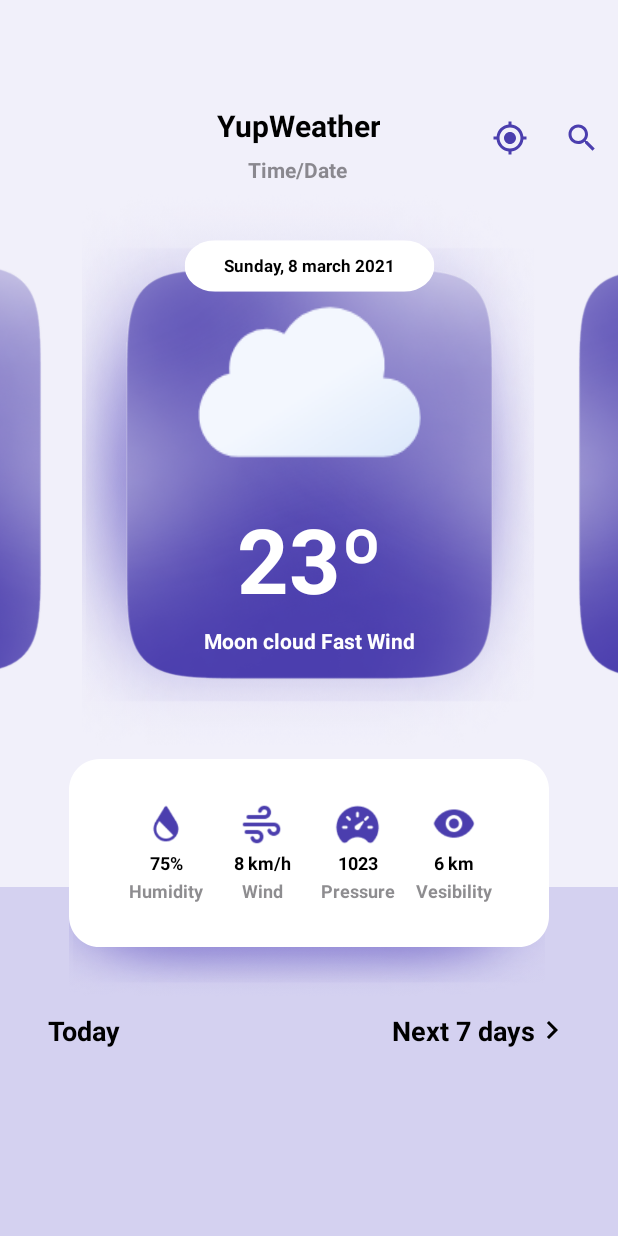
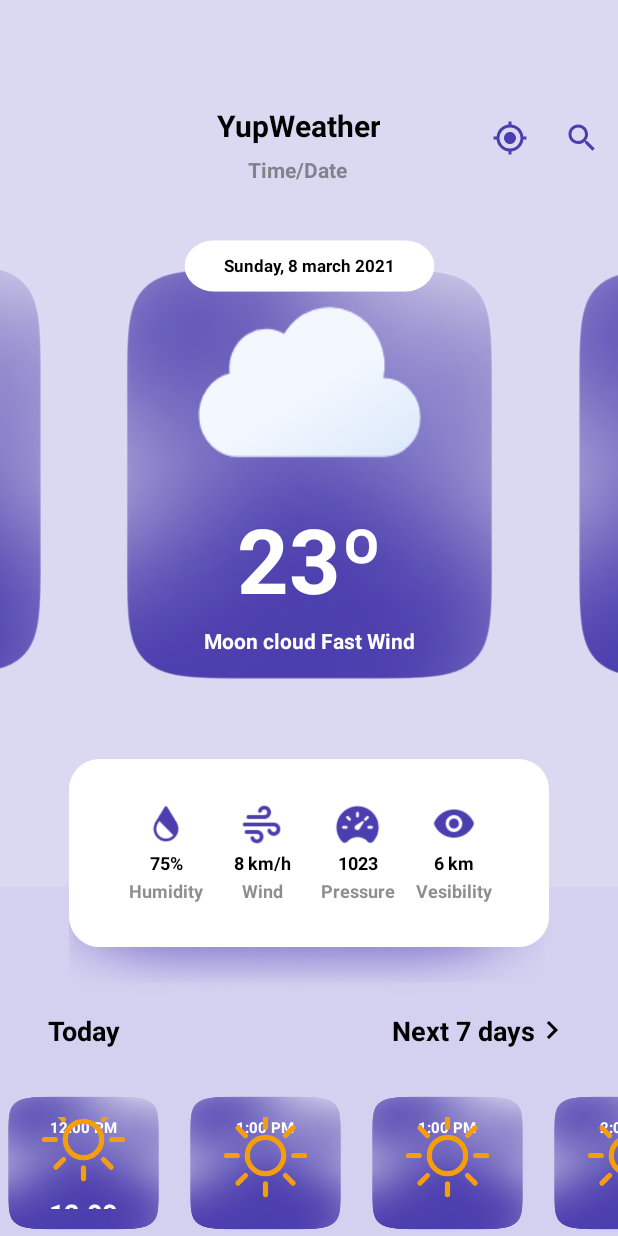
Before and after one commit to OL-sergio/YupWeather, an Android app: the screen it shows after launch (MainActivity), on a phone screen of 412 x 824 dp. Run offline under Robolectric (Android 15) with nearby library versions, the phone set to English and light mode, and no system bars.

Commit message:
Work Done: - Implementing the RecyclerView and adapter to the project and presenting static data. Correcting date and hour converters in her code that weren't presenting the corrected data fetched on API. Adding to the GPS tracker the updated location when the position changes. Did some layout updates.
* Notes:
- ...

* Add items:
- HoursForecast
- ic_background_mini_white
- row_hours_forecast

* Updated items:
- activity_main.xml
- APIClientConditions
- colors
- Constants
- Converts
- DataServiceConditions
- GPSTracker
- MainActivity

* Removed:
- background_home.png

```diff
--- a/app/src/main/java/exemple/weatherapp/api/java/yupweather/MainActivity.java
+++ b/app/src/main/java/exemple/weatherapp/api/java/yupweather/MainActivity.java
@@ -3,21 +3,18 @@ package exemple.weatherapp.api.java.yupweather;
 import static java.lang.Integer.parseInt;
 
 import static exemple.weatherapp.api.java.yupweather.utilities.Converts.*;
+import static exemple.weatherapp.api.java.yupweather.utilities.CustomAlerts.setToastAlert;
 
 import android.Manifest;
-import android.content.Context;
 import android.content.pm.PackageManager;
 import android.os.Build;
 import android.os.Bundle;
 import android.util.Log;
-import android.view.Gravity;
 import android.view.Menu;
 import android.view.MenuInflater;
 import android.view.MenuItem;
 import android.view.View;
-import android.view.ViewGroup;
 import android.widget.TextView;
-import android.widget.Toast;
 
 import androidx.annotation.NonNull;
 import androidx.annotation.RequiresApi;
@@ -25,11 +22,16 @@ import androidx.appcompat.app.AppCompatActivity;
 import androidx.appcompat.widget.Toolbar;
 import androidx.core.app.ActivityCompat;
 import androidx.core.content.ContextCompat;
+import androidx.recyclerview.widget.LinearLayoutManager;
+import androidx.recyclerview.widget.RecyclerView;
 
 import com.google.gson.Gson;
 
 import java.io.IOException;
+import java.util.ArrayList;
+import java.util.List;
 
+import exemple.weatherapp.api.java.yupweather.adapter.HoursForecast;
 import exemple.weatherapp.api.java.yupweather.database.api.cliente.APIClientMain;
 import exemple.weatherapp.api.java.yupweather.database.api.cliente.APIClientConditions;
 import exemple.weatherapp.api.java.yupweather.database.api.service.DataServiceConditions;
@@ -69,6 +71,7 @@ public class MainActivity extends AppCompatActivity {
     private Call<WeatherMainDay> dayCallMain;
     private ErrorResponse errorResponse;
 
+    private List<String> hoursForecastList = new ArrayList<>();
 
     @Override
     protected void onCreate(Bundle savedInstanceState) {
@@ -110,6 +113,16 @@ public class MainActivity extends AppCompatActivity {
         dayCallConditions = dataServiceConditions.getDayWeatherConditions(latitude, longitude, Constants.API_KEY);
         dayCallMain = dataServiceMain.getDayWeatherMain(latitude, longitude, Constants.API_KEY);
 
+        hoursForecastList.add("12:00 PM");
+        hoursForecastList.add("1:00 PM");
+        hoursForecastList.add("1:00 PM");
+        hoursForecastList.add("2:00 PM");
+        hoursForecastList.add("3:00 PM");
+        hoursForecastList.add("4:00 PM");
+
+        RecyclerView recyclerView = binding.recyclerViewForecastMini;
+        recyclerView.setLayoutManager(new LinearLayoutManager(this, LinearLayoutManager.HORIZONTAL, false));
+        recyclerView.setAdapter(new HoursForecast(hoursForecastList, getApplicationContext()));
 
     }
 
@@ -142,7 +155,7 @@ public class MainActivity extends AppCompatActivity {
 
                         //Toast.makeText(MainActivity.this, "Error code: " + errorResponse.getCod() + ", message: " + errorTextConvert, Toast.LENGTH_SHORT).show();
 
-                        CustomAlerts.setToastAlert(MainActivity.this, errorTextConvert);
+                        setToastAlert(MainActivity.this, errorTextConvert);
 
                     }
                 }
@@ -164,14 +177,14 @@ public class MainActivity extends AppCompatActivity {
                 .append(weatherMainDay.getCountry())
         );
 
-        String convertedHour =  convertHour(weatherMainDay.getDt());
+        String convertedHour =  simpleConvertHour(weatherMainDay.getDt());
 
         TextView toolbarWeatherLastUpdate = binding.toolbarMain.textViewWeatherData;
         toolbarWeatherLastUpdate.setText(new StringBuilder()
                 .append("Last Update: ")
                 .append(convertedHour));
 
-        String convertedDate = convertDate(weatherMainDay.getDt());
+        String convertedDate = simpleConvertDate(weatherMainDay.getDt());
         dateTimeDay.setText(convertedDate);
 
         todayWeather.setText(new StringBuilder()
@@ -182,14 +195,15 @@ public class MainActivity extends AppCompatActivity {
 
 
     private void getConditionWeather() {
-        dayCallConditions.clone();
-        dayCallConditions.enqueue(new Callback<WeatherConditionsDay>() {
+
+        dayCallConditions.clone().enqueue(new Callback<WeatherConditionsDay>() {
 
             @RequiresApi(api = Build.VERSION_CODES.O)
             @Override
             public void onResponse(Call<WeatherConditionsDay> call, Response<WeatherConditionsDay> response) {
                 if (response.isSuccessful()) {
                     WeatherConditionsDay weatherConditionsDay = response.body();
+                    assert weatherConditionsDay != null;
                     getWeatherConditionDayData(weatherConditionsDay);
                     Log.d("Success C: ", response.message() + " " + response.code());
 
@@ -226,7 +240,7 @@ public class MainActivity extends AppCompatActivity {
                         toast.show();
                         */
 
-                        CustomAlerts.setToastAlert(MainActivity.this, errorTextConvert);
+                        setToastAlert(MainActivity.this, errorTextConvert);
 
                     }
                 }
--- /dev/null
+++ b/app/src/main/java/exemple/weatherapp/api/java/yupweather/adapter/HoursForecast.java
@@ -0,0 +1,58 @@
+package exemple.weatherapp.api.java.yupweather.adapter;
+
+import android.content.Context;
+import android.view.LayoutInflater;
+import android.view.ViewGroup;
+
+import androidx.annotation.NonNull;
+import androidx.recyclerview.widget.RecyclerView;
+
+import java.util.List;
+
+import exemple.weatherapp.api.java.yupweather.databinding.RowHoursForecastBinding;
+
+public class HoursForecast extends RecyclerView.Adapter<HoursForecast.MyViewHolder>{
+    private final List<String> hoursForecastList;
+    private final Context context;
+
+
+    public HoursForecast (List<String> hoursForecastList , Context context) {
+        this.context = context;
+        this.hoursForecastList = hoursForecastList;
+    }
+
+
+
+    @NonNull
+    @Override
+    public MyViewHolder onCreateViewHolder(@NonNull ViewGroup parent, int viewType) {
+        RowHoursForecastBinding binding = RowHoursForecastBinding.inflate(LayoutInflater.from(parent.getContext()), parent, false);
+        return new MyViewHolder(binding);
+    }
+
+    @Override
+    public void onBindViewHolder(@NonNull MyViewHolder holder, int position) {
+        holder.bind(hoursForecastList.get(position));
+    }
+
+    @Override
+    public int getItemCount() {
+        return hoursForecastList.size();
+    }
+
+
+    public static class MyViewHolder extends RecyclerView.ViewHolder {
+        private final RowHoursForecastBinding binding;
+
+        public MyViewHolder(RowHoursForecastBinding binding) {
+            super(binding.getRoot() );
+            this.binding = binding;
+        }
+
+        public void bind(String item) {
+            // binding.imageViewRowViewIconForecast.setImageIcon(Icon.createWithBitmap(icon));
+            binding.textViewRowViewHoursForecast.setText(item);
+            binding.textViewRowViewTemperatureForecast.setText(item);
+        }
+    }
+}
--- a/app/src/main/java/exemple/weatherapp/api/java/yupweather/database/api/cliente/APIClientConditions.java
+++ b/app/src/main/java/exemple/weatherapp/api/java/yupweather/database/api/cliente/APIClientConditions.java
@@ -1,4 +1,5 @@
 package exemple.weatherapp.api.java.yupweather.database.api.cliente;
+
 
 import com.google.gson.Gson;
 import com.google.gson.GsonBuilder;
--- a/app/src/main/java/exemple/weatherapp/api/java/yupweather/database/api/service/DataServiceConditions.java
+++ b/app/src/main/java/exemple/weatherapp/api/java/yupweather/database/api/service/DataServiceConditions.java
@@ -7,7 +7,8 @@ import retrofit2.Call;
 import retrofit2.http.GET;
 import retrofit2.http.Query;
 
-//https://api.openweathermap.org/data/2.5/weather?lat=44.34&lon=10.99&appid=apikey
+//https://pro.openweathermap.org/data/2.5/weather?lat=44.34&lon=10.99&appid=apikey
+//https://pro.openweathermap.org/data/2.5/forecast/hourly?lat=37&lon=-122&appid=apikey
 
 public interface DataServiceConditions {
 
--- a/app/src/main/java/exemple/weatherapp/api/java/yupweather/utilities/Constants.java
+++ b/app/src/main/java/exemple/weatherapp/api/java/yupweather/utilities/Constants.java
@@ -1,14 +1,15 @@
 package exemple.weatherapp.api.java.yupweather.utilities;
 
 
+import exemple.weatherapp.api.java.yupweather.BuildConfig;
 
 public final class Constants {
 
     public static final int REQUEST_CODE = 101 ;
-    public static final String API_KEY = "b67f25d3dbc12d7d9ed5c12b09e1baf";
-    //public static final String API_KEY = BuildConfig.API_KEY;
-    public static final String BASE_URL = "https://api.openweathermap.org/data/2.5/";
-    //public static final String BASE_URL = BuildConfig.BASE_URL;
+    //public static final String API_KEY = "b67f25d3dbc12d7d9ed5c12b09e1bafd";
+    public static final String API_KEY = BuildConfig.API_KEY;
+    //public static final String BASE_URL = "https://pro.openweathermap.org/data/2.5/";
+    public static final String BASE_URL = BuildConfig.BASE_URL;
 
     //DataService interface
     public static final String WEATHER = "weather";
--- a/app/src/main/java/exemple/weatherapp/api/java/yupweather/utilities/Converts.java
+++ b/app/src/main/java/exemple/weatherapp/api/java/yupweather/utilities/Converts.java
@@ -1,13 +1,18 @@
 package exemple.weatherapp.api.java.yupweather.utilities;
 
+import android.annotation.SuppressLint;
 import android.os.Build;
 import android.util.Log;
 
 import androidx.annotation.RequiresApi;
 
+import java.text.ParseException;
+import java.text.SimpleDateFormat;
 import java.time.Instant;
 import java.time.ZoneId;
 import java.time.format.DateTimeFormatter;
+import java.util.Date;
+import java.util.Locale;
 
 
 public final class Converts {
@@ -28,20 +33,19 @@ public final class Converts {
         return Integer.toString((int) Math.round(location));
     }
 
-    @RequiresApi(api = Build.VERSION_CODES.O)
-    public static String convertDate(String date) {
 
-     return DateTimeFormatter.ofPattern("EEEE, MMMM, dd, yyyy" )
-                        .withZone(ZoneId.of("UTC"))
-                .toFormat().format(Instant.ofEpochMilli(Long.parseLong(date)));
+    @SuppressLint("SimpleDateFormat")
+    public static String simpleConvertDate(String date) {
+     return new SimpleDateFormat( "EEEE, MMMM, dd, yyyy").format(new Date());
     }
 
-    @RequiresApi(api = Build.VERSION_CODES.O)
-    public static String convertHour(String hours) {
-        return DateTimeFormatter.ofPattern("HH:mm:ss" )
-                .withZone(ZoneId.of("UTC"))
-                .toFormat().format(Instant.ofEpochMilli(Long.parseLong(hours)));
+
+    @SuppressLint("SimpleDateFormat")
+    public static String simpleConvertHour(String hours) {
+        return new SimpleDateFormat("HH:mm:ss").format(new Date());
     }
+
+
 
     public static String convertErrorMessageSize(String message) {
 
--- a/app/src/main/java/exemple/weatherapp/api/java/yupweather/utilities/GPSTracker.java
+++ b/app/src/main/java/exemple/weatherapp/api/java/yupweather/utilities/GPSTracker.java
@@ -143,6 +143,8 @@ public class GPSTracker extends Service implements LocationListener {
 
     @Override
     public void onLocationChanged(@NonNull Location location) {
+        longitude = location.getLongitude();
+        latitude = location.getLatitude();
     }
 
     @Override
--- /dev/null
+++ b/app/src/main/res/drawable/ic_background_mini_white.xml
@@ -0,0 +1,19 @@
+<?xml version="1.0" encoding="utf-8"?>
+    <!-- drawable/rectangle_3.xml -->
+<vector
+        xmlns:android="http://schemas.android.com/apk/res/android"
+        android:width="92dp"
+        android:height="132dp"
+        android:viewportWidth="92"
+        android:viewportHeight="132"
+        >
+        <group>
+            <clip-path
+                android:pathData="M25 0H67C80.8071 0 92 11.1929 92 25V107C92 120.807 80.8071 132 67 132H25C11.1929 132 0 120.807 0 107V25C0 11.1929 11.1929 0 25 0Z"
+                />
+            <path
+                android:pathData="M0 0V132H92V0"
+                android:fillColor="@color/color_200"
+                />
+        </group>
+</vector>
--- a/app/src/main/res/layout/activity_main.xml
+++ b/app/src/main/res/layout/activity_main.xml
@@ -5,7 +5,7 @@
     android:layout_width="match_parent"
     android:layout_height="match_parent"
     android:fillViewport="true"
-    android:background="@drawable/background_home"
+    android:background="@color/color_100"
     android:orientation="vertical"
     android:id="@+id/scrollView"
     tools:context=".MainActivity">
@@ -28,6 +28,7 @@
                 app:layout_constraintTop_toTopOf="parent" />
 
             <RelativeLayout
+                android:id="@+id/relativeLayout3"
                 android:layout_width="260dp"
                 android:layout_height="300dp"
                 android:layout_marginEnd="32dp"
@@ -38,7 +39,10 @@
                 app:layout_constraintTop_toTopOf="@+id/textView_dateForecast"
                 tools:ignore="UnknownId" />
 
+
+
             <RelativeLayout
+                android:id="@+id/relativeLayout2"
                 android:layout_width="260dp"
                 android:layout_height="300dp"
                 android:layout_marginStart="32dp"
@@ -48,16 +52,8 @@
                 app:layout_constraintStart_toEndOf="@+id/relativeLayout"
                 app:layout_constraintTop_toTopOf="@+id/relativeLayout" />
 
-            <RelativeLayout
-                android:layout_width="380dp"
-                android:layout_height="380dp"
-                android:scaleY="1"
-                android:scaleX="0.8"
-                android:background="@drawable/background_data_forecast"
-                app:layout_constraintBottom_toBottomOf="@+id/relativeLayout"
-                app:layout_constraintEnd_toEndOf="@+id/relativeLayout"
-                app:layout_constraintStart_toStartOf="@+id/relativeLayout"
-                app:layout_constraintTop_toTopOf="@+id/relativeLayout" />
+
+
 
             <LinearLayout
                 android:id="@+id/relativeLayout"
@@ -93,8 +89,8 @@
                         android:layout_width="200dp"
                         android:layout_height="90dp"
                         android:gravity="center"
+                        android:hint="23º"
                         android:textAlignment="center"
-                        android:hint="23º"
                         android:textColor="@color/color_200"
                         android:textColorHint="@color/color_200"
                         android:textSize="60sp"
@@ -144,10 +140,8 @@
                         android:layout_marginTop="80dp"
                         app:layout_constraintBottom_toBottomOf="parent"
                         app:layout_constraintEnd_toEndOf="parent"
-                        app:layout_constraintHorizontal_bias="0.0"
                         app:layout_constraintStart_toStartOf="parent"
-                        app:layout_constraintTop_toTopOf="parent"
-                        app:layout_constraintVertical_bias="0.0" />
+                        app:layout_constraintTop_toTopOf="parent" />
 
                 </androidx.constraintlayout.widget.ConstraintLayout>
             </FrameLayout>
@@ -159,7 +153,8 @@
                 android:layout_marginBottom="270dp"
                 android:background="@drawable/ic_rectangle_round_mini"
                 android:gravity="center"
-                android:text="Sunday, 8 march 2021"
+                android:hint="Sunday, 8 march 2021"
+                android:textColorHint="@color/color_1000"
                 android:textStyle="bold"
                 android:textColor="@color/color_1000"
                 android:textSize="11sp"
@@ -370,7 +365,7 @@
                         android:layout_width="wrap_content"
                         android:layout_height="wrap_content"
                         android:orientation="vertical"
-                        app:layout_constraintGuide_percent="0.8" />
+                        app:layout_constraintGuide_begin="256dp" />
 
                     <androidx.constraintlayout.widget.Guideline
                         android:id="@+id/guideline2"
--- /dev/null
+++ b/app/src/main/res/layout/row_hours_forecast.xml
@@ -0,0 +1,64 @@
+<?xml version="1.0" encoding="utf-8"?>
+<androidx.constraintlayout.widget.ConstraintLayout xmlns:android="http://schemas.android.com/apk/res/android"
+    xmlns:app="http://schemas.android.com/apk/res-auto"
+    xmlns:tools="http://schemas.android.com/tools"
+    android:background="@drawable/background_mini"
+    android:layout_marginTop="55dp"
+    android:layout_marginEnd="10dp"
+    android:layout_width="wrap_content"
+    android:layout_height="wrap_content">
+
+    <androidx.constraintlayout.widget.ConstraintLayout
+        android:layout_width="match_parent"
+        android:layout_height="match_parent"
+        android:layout_marginStart="18dp"
+        android:layout_marginTop="18dp"
+        android:layout_marginEnd="18dp"
+        android:layout_marginBottom="18dp"
+        app:layout_constraintBottom_toBottomOf="parent"
+        app:layout_constraintEnd_toEndOf="parent"
+        app:layout_constraintStart_toStartOf="parent"
+        app:layout_constraintTop_toTopOf="parent">
+
+        <TextView
+            android:id="@+id/textView_rowViewHoursForecast"
+            android:layout_width="75dp"
+            android:layout_height="wrap_content"
+            android:hint="00:00 AM"
+            android:textAlignment="center"
+            android:textColor="@color/color_200"
+            android:textColorHint="@color/color_200"
+            android:textSize="10sp"
+            android:textStyle="bold"
+            app:layout_constraintEnd_toEndOf="parent"
+            app:layout_constraintStart_toStartOf="parent"
+            app:layout_constraintTop_toTopOf="parent" />
+
+        <ImageView
+            android:id="@+id/imageView_rowViewIconForecast"
+            android:layout_width="74dp"
+            android:layout_height="74dp"
+            android:background="@drawable/ic_clear_day"
+            android:gravity="center_horizontal"
+            app:layout_constraintBottom_toTopOf="@+id/textView_rowViewTemperatureForecast"
+            app:layout_constraintEnd_toEndOf="parent"
+            app:layout_constraintStart_toStartOf="parent"
+            app:layout_constraintTop_toBottomOf="@+id/textView_rowViewHoursForecast" />
+
+        <TextView
+            android:id="@+id/textView_rowViewTemperatureForecast"
+            android:layout_width="75dp"
+            android:layout_height="wrap_content"
+            android:hint="35ºC"
+            android:textAlignment="center"
+            android:textColor="@color/color_200"
+            android:textColorHint="@color/color_200"
+            android:textSize="18sp"
+            android:textStyle="bold"
+            app:layout_constraintBottom_toBottomOf="parent"
+            app:layout_constraintEnd_toEndOf="parent"
+            app:layout_constraintStart_toStartOf="parent"
+            app:layout_constraintTop_toBottomOf="@+id/imageView_rowViewIconForecast" />
+
+    </androidx.constraintlayout.widget.ConstraintLayout>
+</androidx.constraintlayout.widget.ConstraintLayout>
--- a/app/src/main/res/values/colors.xml
+++ b/app/src/main/res/values/colors.xml
@@ -3,8 +3,9 @@
     <color name="black">#FF000000</color>
     <color name="white">#FFFFFFFF</color>
 
+    <color name="color_100">#DBD9F2</color>
     <color name="color_200">#FFFFFF</color>
-    <color name="color_300">#C8C3E8</color>
+    <color name="color_300">#E6C8C3E8</color>
     <color name="color_500">#2196F3</color>
     <color name="color_700">#4B3EAE</color>
     <color name="color_900">#AD58575B</color>
```
Also changed, not shown: app/src/main/res/drawable/background_home.png (deleted).
